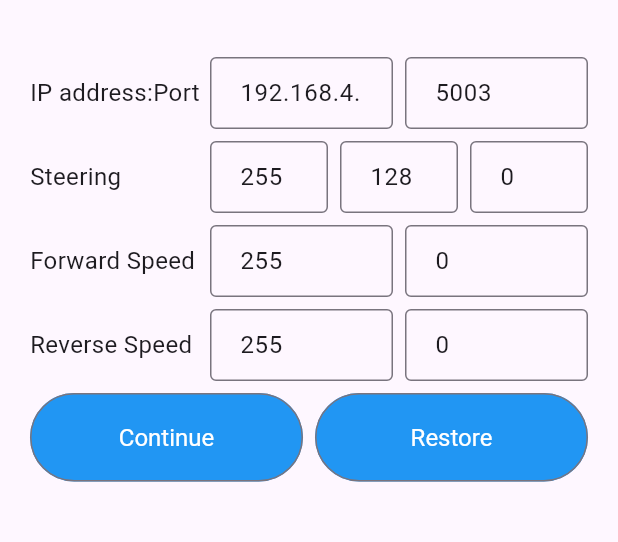
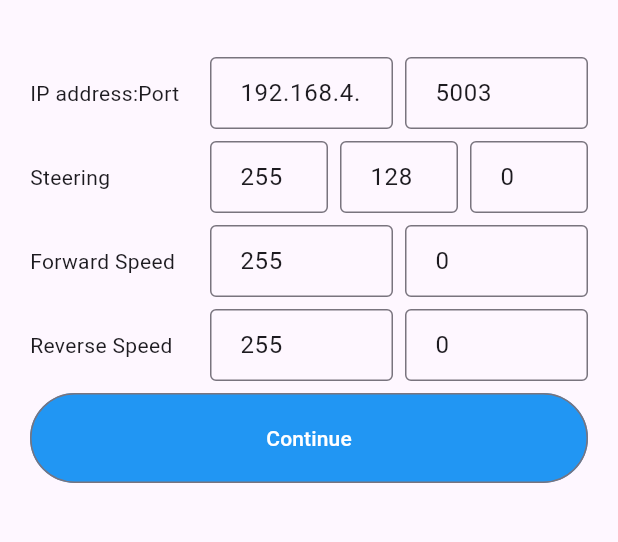
Before and after one commit to CarterSnich/MobotController, a Flutter app: the screen it shows after launch, on a phone screen of 412 x 824 dp, the part 63-605 px from its top. Run offline on Flutter 3.47's test engine with Material 3 defaults, Android fonts, the phone set to English and light mode, and no system bars; our stand-ins replace shared_preferences, toast.

Commit message:
refactored code

```diff
--- a/lib/main.dart
+++ b/lib/main.dart
@@ -13,11 +13,11 @@ class MyApp extends StatelessWidget {
   @override
   Widget build(BuildContext context) {
     return MaterialApp(
-      title: 'Flutter Demo',
+      title: 'MobotController',
       theme: ThemeData(
         primarySwatch: Colors.blue,
       ),
-      home: const HomePage(title: 'MobotController'),
+      home: const HomePage(),
     );
   }
 }
--- a/lib/routes/home.dart
+++ b/lib/routes/home.dart
@@ -6,8 +6,7 @@ import 'package:toast/toast.dart';
 import 'controller.dart';
 
 class HomePage extends StatefulWidget {
-  const HomePage({super.key, required this.title});
-  final String title;
+  const HomePage({super.key});
 
   @override
   State<HomePage> createState() => _HomePage();
@@ -53,13 +52,32 @@ class _HomePage extends State<HomePage> {
 
   Future<void> getPrefs() async {
     prefs = await SharedPreferences.getInstance();
-    prefs.setString("ipAddress", "192.168.0.1");
+    restorePrefs();
+  }
+
+  void restorePrefs() {
+    setState(() {
+      ipAddressController.text = prefs.getString("ipAddress") ?? "192.168.4.1";
+      portController.text = prefs.getString("port") ?? "5003";
+      maxSteeringLeftController.text =
+          prefs.getString("maxSteeringLeft") ?? "255";
+      steeringCenterController.text =
+          prefs.getString("steeringCenter") ?? "128";
+      maxSteeringRightController.text =
+          prefs.getString("maxSteeringRight") ?? "0";
+      maxForwardSpeedController.text =
+          prefs.getString("maxForwardSpeed") ?? "255";
+      minForwardSpeedController.text =
+          prefs.getString("minForwardSpeed") ?? "0";
+      maxReverseSpeedController.text =
+          prefs.getString("maxReverseSpeed") ?? "255";
+      minReverseSpeedController.text =
+          prefs.getString("minReverseSpeed") ?? "0";
+    });
   }
 
   void onClickContinue() async {
-    final String ipAddress = ipAddressController.text;
-
-    if (!isValidIPv4(ipAddress)) {
+    if (!isValidIPv4(ipAddressController.text)) {
       Toast.show(
         "Invalid IP address",
         duration: Toast.lengthShort,
@@ -78,6 +96,7 @@ class _HomePage extends State<HomePage> {
     }
 
     try {
+      final String ipAddress = ipAddressController.text;
       final int port = int.parse(portController.text);
       final int maxSteeringLeft = int.parse(maxSteeringLeftController.text);
       final int steeringCenter = int.parse(steeringCenterController.text);
@@ -122,40 +141,19 @@ class _HomePage extends State<HomePage> {
     }
   }
 
-  void onClickRestore() {
-    setState(() {
-      ipAddressController.text = prefs.getString("ipAddress") ?? "192.168.4.1";
-      portController.text = prefs.getString("port") ?? "5003";
-      maxSteeringLeftController.text =
-          prefs.getString("maxSteeringLeft") ?? "255";
-      steeringCenterController.text =
-          prefs.getString("steeringCenter") ?? "128";
-      maxSteeringRightController.text =
-          prefs.getString("maxSteeringRight") ?? "0";
-      maxForwardSpeedController.text =
-          prefs.getString("maxForwardSpeed") ?? "255";
-      minForwardSpeedController.text =
-          prefs.getString("minForwardSpeed") ?? "0";
-      maxReverseSpeedController.text =
-          prefs.getString("maxReverseSpeed") ?? "255";
-      minReverseSpeedController.text =
-          prefs.getString("minReverseSpeed") ?? "0";
-    });
-  }
-
   @override
   Widget build(BuildContext context) {
     ToastContext().init(context);
 
     return Scaffold(
       appBar: AppBar(
-        title: Text(widget.title),
+        title: const Text("MobotController"),
       ),
       body: Padding(
         padding: const EdgeInsets.symmetric(horizontal: 20, vertical: 20),
         child: Center(
           child: Column(
-            crossAxisAlignment: CrossAxisAlignment.start,
+            crossAxisAlignment: CrossAxisAlignment.center,
             children: <Widget>[
               Padding(
                 padding: paddingValue,
@@ -242,13 +240,13 @@ class _HomePage extends State<HomePage> {
                   ],
                 ),
               ),
-              Row(
+              Padding(
+                padding: paddingValue,
+                child: Row(
                   mainAxisAlignment: MainAxisAlignment.spaceBetween,
                   children: <Widget>[
                     label("Reverse Speed"),
                     Expanded(
-                    child: Padding(
-                      padding: paddingValue,
                       child: Row(
                         children: [
                           Expanded(
@@ -265,17 +263,16 @@ class _HomePage extends State<HomePage> {
                         ],
                       ),
                     ),
-                  ),
                   ],
                 ),
-              Row(
+              ),
+              Padding(
+                padding: paddingValue,
+                child: Row(
                   children: [
                     Expanded(
-                    child: Padding(
-                      padding: paddingValue,
                       child: OutlinedButton(
                         style: TextButton.styleFrom(
-                          textStyle: const TextStyle(fontSize: 16.0),
                           padding: const EdgeInsets.symmetric(
                             horizontal: 16,
                             vertical: 20,
@@ -287,30 +284,9 @@ class _HomePage extends State<HomePage> {
                         child: const Text('Continue'),
                       ),
                     ),
-                  ),
-                  const SizedBox(
-                    width: 8,
-                  ),
-                  Expanded(
-                    child: Padding(
-                      padding: paddingValue,
-                      child: OutlinedButton(
-                        style: TextButton.styleFrom(
-                          textStyle: const TextStyle(fontSize: 16.0),
-                          padding: const EdgeInsets.symmetric(
-                            horizontal: 16,
-                            vertical: 20,
-                          ),
-                          foregroundColor: Colors.white,
-                          backgroundColor: Colors.blue,
-                        ),
-                        onPressed: onClickRestore,
-                        child: const Text('Restore'),
+                  ],
                 ),
               ),
-                  ),
-                ],
-              )
             ],
           ),
         ),
@@ -338,10 +314,7 @@ bool isValidIPv4(String input) {
 SizedBox label(String text) {
   return SizedBox(
     width: 120,
-    child: Text(
-      text,
-      style: const TextStyle(fontSize: 16),
-    ),
+    child: Text(text),
   );
 }
 
@@ -357,7 +330,6 @@ TextFormField buildTextField({
       labelText: label,
       contentPadding: const EdgeInsets.symmetric(
         horizontal: 16,
-        vertical: 4,
       ),
       border: const OutlineInputBorder(),
     ),
```
Also changed, not shown: lib/routes/controller.dart (+19 -15 lines). Lines whose indentation alone changed are shown as unchanged.
